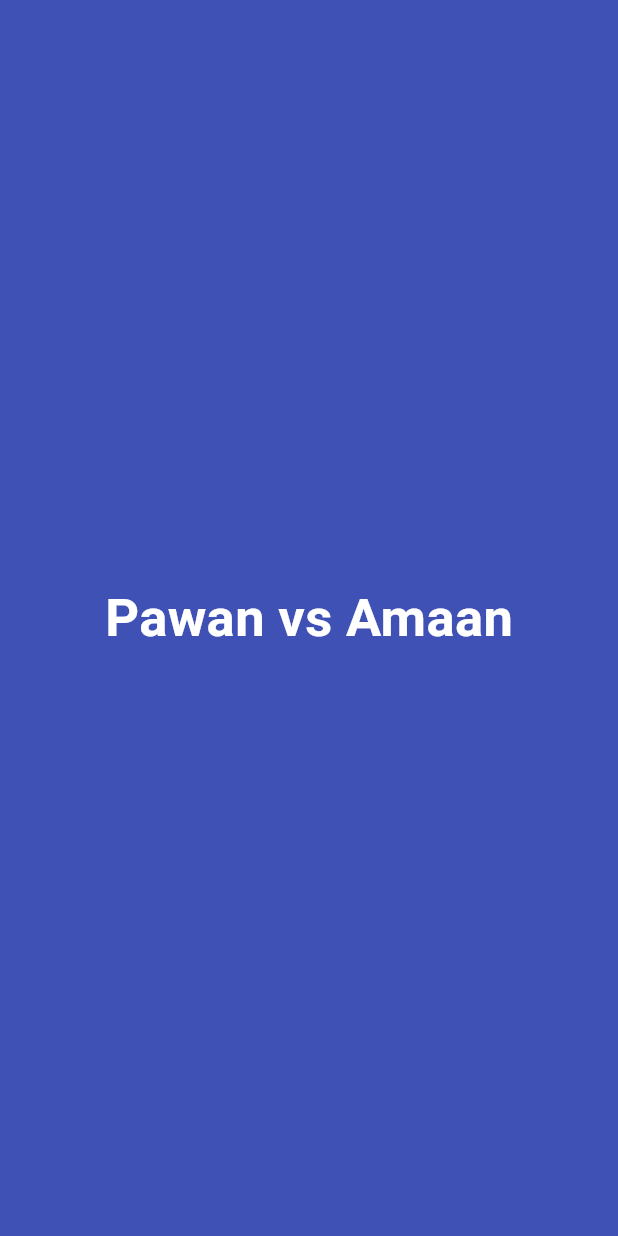
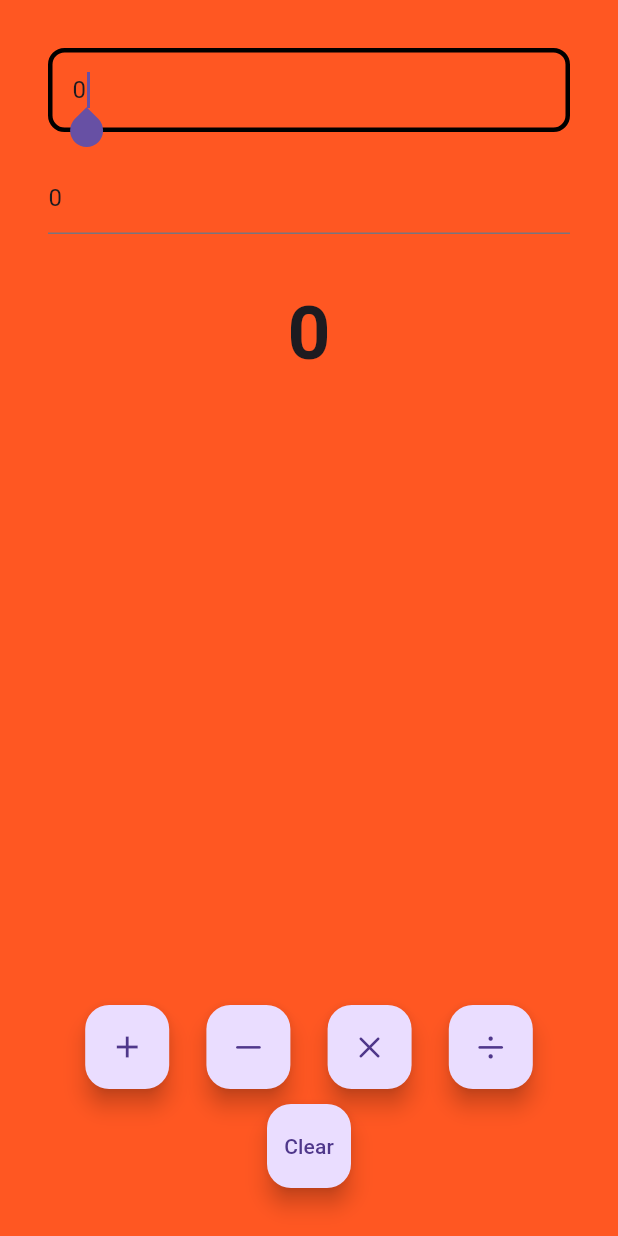
Before and after one commit to strivepawan/app1, a Flutter app: the screen it shows after launch, on a phone screen of 412 x 824 dp. Run offline on Flutter 3.47's test engine with Material 3 defaults, Android fonts, the phone set to English and light mode, and no system bars; missing offline and left inert: dart:ffi.

Commit message:
calculater done

```diff
--- a/lib/App/app.dart
+++ b/lib/App/app.dart
@@ -11,6 +11,9 @@ class MyApp extends StatelessWidget {
     return     MaterialApp(
 
       title: "Pawan'App",
+      theme: ThemeData(
+        primarySwatch: Colors.teal,
+      ),
 
       home: HomeView(),
 
--- a/lib/Views/Home_view.dart
+++ b/lib/Views/Home_view.dart
@@ -1,3 +1,4 @@
+import 'package:app1/calculator_view.dart';
 import 'package:flutter/material.dart';
 
 class HomeView extends StatelessWidget {
@@ -5,18 +6,11 @@ class HomeView extends StatelessWidget {
 
   @override
   Widget build(BuildContext context) {
-    return Material(
-        child: Container(
-
-          color: Colors.indigo,
-          child:Center(child: const Text('Pawan vs Amaan',
-          style:TextStyle(fontSize: 35,
-          fontWeight: FontWeight.bold,
-          color: Colors.white),
-          )
-          ),
-
-        ),
+    return Scaffold(
+      backgroundColor: Colors.deepOrange,
+      //appBar: AppBar(),
+        body: SafeArea(
+          child: CalculatorView()),
       );
   }
 }
--- /dev/null
+++ b/lib/calculator_view.dart
@@ -0,0 +1,182 @@
+import 'dart:ffi';
+
+import 'package:flutter/cupertino.dart';
+import 'package:flutter/material.dart';
+
+class CalculatorView extends StatefulWidget {
+  const CalculatorView({super.key});
+
+  @override
+  State<CalculatorView> createState() => _CalculatorViewState();
+}
+
+class _CalculatorViewState extends State<CalculatorView> {
+  int x=0;
+  int y=0;
+  num z=0;
+
+  final displayOneController = TextEditingController();
+  final displayTwoController = TextEditingController();
+
+  late  final AppLifecycleListener _listener;
+
+  @override
+  void initState() {
+    // TODO: implement initState
+    super.initState();
+    displayOneController.text = x.toString();
+    displayTwoController.text = y.toString();
+
+  _listener = AppLifecycleListener(
+    onShow: _onShow,
+    onHide: _onHide,
+    onResume: _onResume,
+    onDetach: _onDetach,
+    onInactive: _onInactive,
+    onPause: _onPause,
+    onRestart: _onRestart,
+    onStateChange: _onStateChange,
+  );
+
+  }
+
+  void _onShow () => print("onShow called");
+
+  void _onHide () => print("onHide called");
+
+  void _onResume () => print("OnResume caleed");
+
+  void _onDetach () => print("OnDtech caleed");
+
+  void _onInactive () => print("OnInactive caleed");
+
+  void _onPause () => print("Onpause is called");
+
+  void _onRestart () => print("onRestart caleld");
+
+  void _onStateChange (AppLifecycleState state) { print("onStateChange caleed with the $state");}
+  //   @override
+  // Void dispose(){
+  //   displayOneController.dispose();
+  //   displayTwoController.dispose();
+  //   _listener.dispose();
+  //   super.dispose();
+
+  // }
+  @override
+
+  Widget build(BuildContext context) {
+    return Padding(
+      padding: const EdgeInsets.all(32),
+      child:  Column(
+        children: [
+          //calculator Display
+          CalculatorDisplay(hint: "Enter a first Number",
+          controller: displayOneController ),
+          SizedBox(height: 20,),
+          CalculatorDisplay(hint : "Enter a Second Number",
+          controller: displayTwoController),
+          SizedBox(
+            height: 30,
+          ),
+          Text(z.toString(),
+          style: TextStyle(
+            fontSize: 50,
+            fontWeight: FontWeight.bold,
+          ),),
+          Spacer(),
+          Row(
+            mainAxisAlignment: MainAxisAlignment.spaceEvenly,
+            children: [
+              FloatingActionButton(
+                onPressed:() {
+                  setState(() {
+                     z = num.tryParse(displayOneController.text)! + num.tryParse(displayTwoController.text)!;
+                  });
+
+                },
+                child: Icon(Icons.add),
+                ),
+              FloatingActionButton(
+                onPressed:() {
+                  setState(() {
+                     z = num.tryParse(displayOneController.text)! - num.tryParse(displayTwoController.text)!;
+                  });
+                  z = num.tryParse(displayOneController.text)! - num.tryParse(displayTwoController.text)!;
+
+                },
+                child: Icon(CupertinoIcons.minus),
+                ),
+            FloatingActionButton(
+                onPressed:() {
+                  setState(() {
+                    z = num.tryParse(displayOneController.text)! * num.tryParse(displayTwoController.text)! ;
+                  });
+                },
+                child: Icon(CupertinoIcons.multiply),
+                ),
+            FloatingActionButton(
+                onPressed:() {
+                setState(() {
+                  z = num.tryParse(displayOneController.text)! / num.tryParse(displayTwoController.text)!;
+                });
+                },
+                child: Icon(CupertinoIcons.divide),
+                ),
+            ],
+          ),
+          const SizedBox(
+            height: 10,
+          ),
+          FloatingActionButton(
+            onPressed: (){
+              setState(() {
+                x=0;
+                y=0;
+                z=0;
+                displayOneController.clear();
+                displayTwoController.clear();
+              });
+            },
+            child: const Text("Clear"),
+            )
+
+          //Expand
+          // Calcultor Button
+        ],
+      ),
+    );
+  }
+}
+
+class CalculatorDisplay extends StatelessWidget {
+  const CalculatorDisplay({
+    super.key,
+    this.hint = "Enter a Number",required this.controller,
+  });
+  final String? hint;
+  final TextEditingController controller;
+
+  @override
+  Widget build(BuildContext context) {
+    return TextField(
+      controller: controller,
+      keyboardType: TextInputType.number,
+      autofocus:true,
+
+      decoration: InputDecoration(
+        focusedBorder: OutlineInputBorder(
+          borderSide: BorderSide(
+            color: Colors.black,
+            width: 3.0,
+          ),
+          borderRadius: BorderRadius.circular(11),
+        ),
+        hintText: hint,
+        hintStyle: TextStyle(
+          color: Colors.white
+        )
+      ),
+    );
+  }
+}
```
Also changed, not shown: lib/tempCodeRunnerFile.dart (added, +8 -0 lines), 1 other file.
